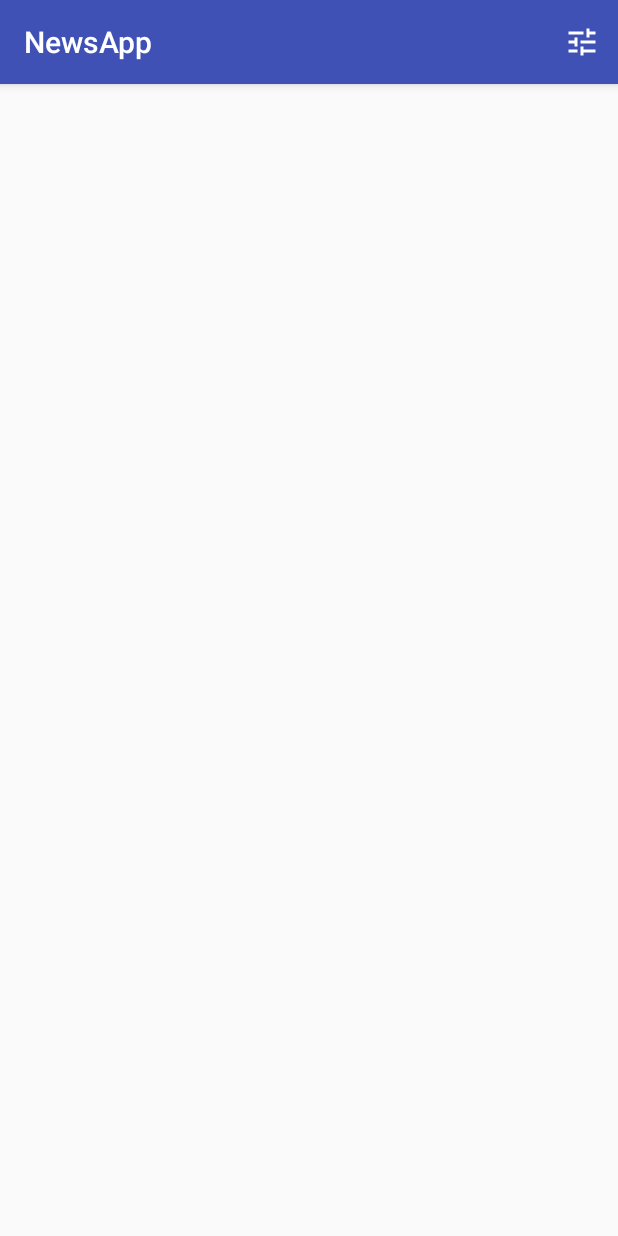
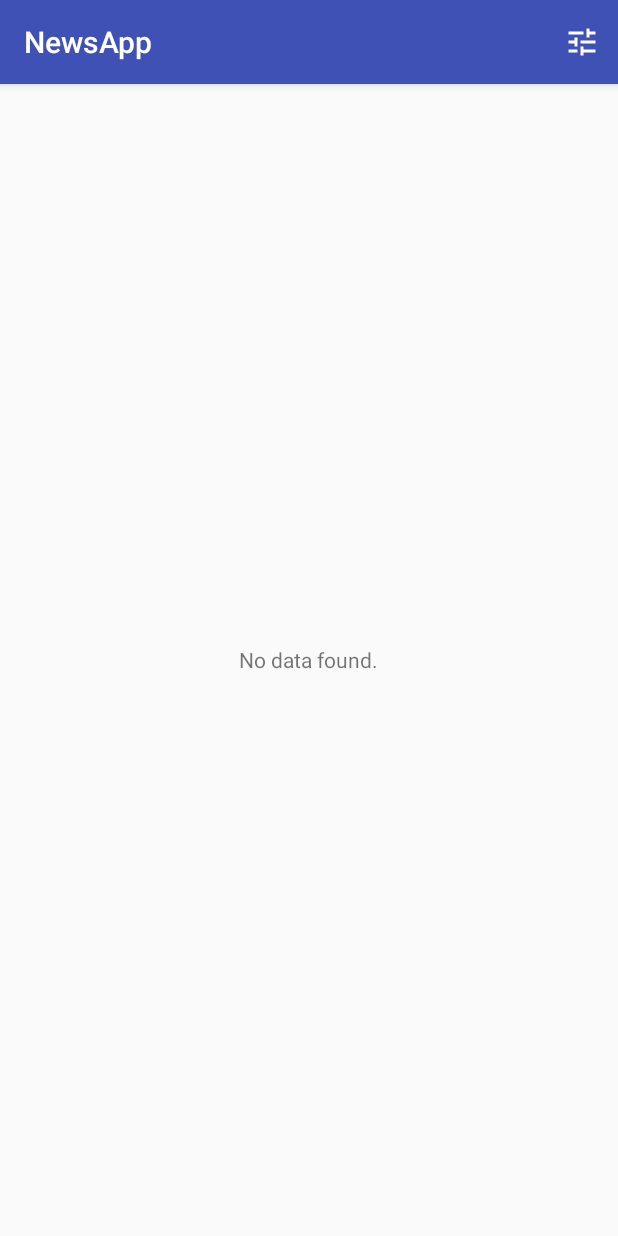
Before and after one commit to xella/NewsApp, an Android app: the screen it shows after launch (NewsActivity), on a phone screen of 412 x 824 dp. Run offline under Robolectric (Android 15) with nearby library versions, the phone set to English and light mode, and no system bars.

Commit message:
EmptyView for ListView added

```diff
--- a/app/src/main/java/com/example/xella/newsapp/NewsActivity.java
+++ b/app/src/main/java/com/example/xella/newsapp/NewsActivity.java
@@ -17,6 +17,9 @@ import android.view.MenuItem;
 import android.view.View;
 import android.widget.AdapterView;
 import android.widget.ListView;
+import android.widget.TextView;
+
+import org.w3c.dom.Text;
 
 import java.util.ArrayList;
 import java.util.List;
@@ -31,6 +34,7 @@ public class NewsActivity extends AppCompatActivity implements LoaderManager.Loa
 
     private NewsAdapter mNewsAdapter;
     private ListView mNewsListView;
+    private TextView mEmptyStateTextView;
 
     @Override
     protected void onCreate(Bundle savedInstanceState) {
@@ -40,6 +44,13 @@ public class NewsActivity extends AppCompatActivity implements LoaderManager.Loa
         final ArrayList<News> newsResult = new ArrayList<>();
 
         mNewsListView = (ListView) findViewById(R.id.news_list);
+
+        mEmptyStateTextView = (TextView) findViewById(R.id.empty_text_view);
+        mNewsListView.setEmptyView(mEmptyStateTextView);
+
+        mEmptyStateTextView.setVisibility(View.VISIBLE);
+        mEmptyStateTextView.setText(R.string.no_data);
+
         // Set up the adapter for the ListView
         mNewsAdapter = new NewsAdapter(NewsActivity.this, newsResult);
         mNewsListView.setAdapter(mNewsAdapter);
@@ -47,6 +58,9 @@ public class NewsActivity extends AppCompatActivity implements LoaderManager.Loa
         if (isConnected()) {
             LoaderManager loaderManager = getLoaderManager();
             loaderManager.initLoader(NEWS_LOADER_ID, null, this);
+        } else {
+            mEmptyStateTextView.setVisibility(View.VISIBLE);
+            mEmptyStateTextView.setText(R.string.no_internet);
         }
 
         // Set an item click listener on the ListView, which sends an intent to a web browser
@@ -72,7 +86,7 @@ public class NewsActivity extends AppCompatActivity implements LoaderManager.Loa
     // Create an instance of a Loader if there is no previous one
     @Override
     public Loader<List<News>> onCreateLoader(int id, Bundle args) {
-
+        mEmptyStateTextView.setVisibility(View.GONE);
         SharedPreferences sharedPrefs = PreferenceManager.getDefaultSharedPreferences(this);
         String orderBy = sharedPrefs.getString(
                 getString(R.string.settings_order_by_key),
--- a/app/src/main/res/layout/activity_news.xml
+++ b/app/src/main/res/layout/activity_news.xml
@@ -1,6 +1,5 @@
 <?xml version="1.0" encoding="utf-8"?>
 <RelativeLayout xmlns:android="http://schemas.android.com/apk/res/android"
-    xmlns:app="http://schemas.android.com/apk/res-auto"
     xmlns:tools="http://schemas.android.com/tools"
     android:layout_width="match_parent"
     android:layout_height="match_parent"
--- a/app/src/main/res/values/strings.xml
+++ b/app/src/main/res/values/strings.xml
@@ -19,4 +19,7 @@
 
     <string name="settings_order_by_relevance_label">Relevance</string>
     <string name="settings_order_by_relevance_value" translatable="false">relevance</string>
+
+    <string name="no_data">No data found.</string>
+    <string name="no_internet">No internet connection.</string>
 </resources>
```
